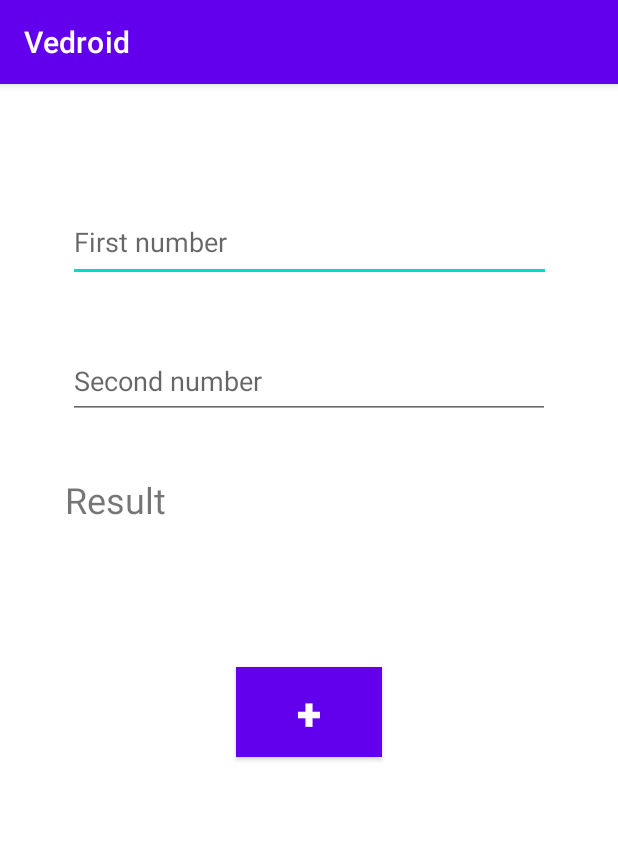
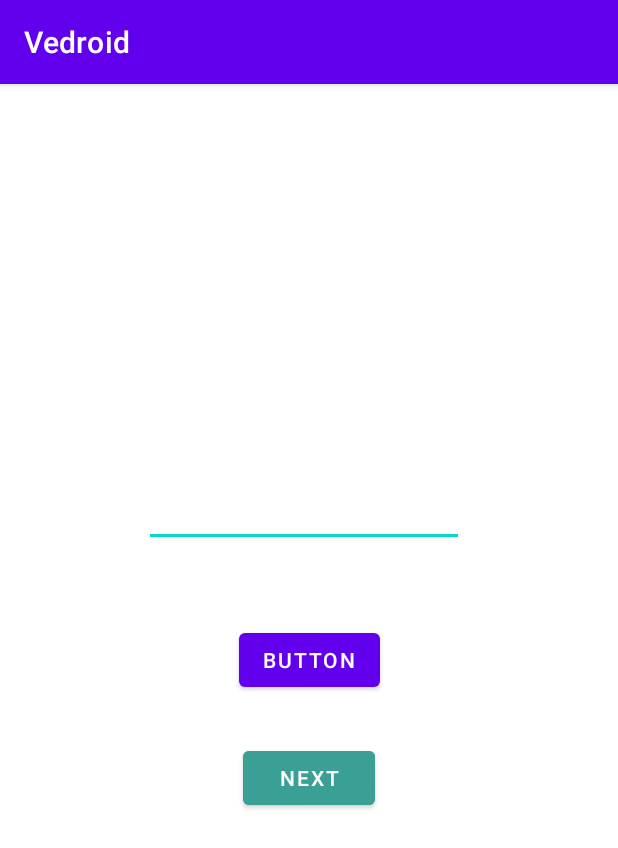
Before and after one commit to SamuilOlegovich/Vedroid, an Android app: the screen it shows after launch (MainActivity), on a phone screen of 412 x 824 dp. Shown: the top 848 px of the screen. Run offline under Robolectric (Android 15) with nearby library versions, the phone set to English and light mode, and no system bars.

Commit message:
Всплывающие окна и текст в них Возьщсность обработки нажатия на любую кнопку Указали кнопки и что делать при нажатии на них Смена цвета  кнопки

```diff
--- a/app/src/main/java/com/vedroid/MainActivity.java
+++ b/app/src/main/java/com/vedroid/MainActivity.java
@@ -3,18 +3,76 @@ package com.vedroid;
 
 import androidx.appcompat.app.AppCompatActivity;
 
+
+import android.content.res.ColorStateList;
+import android.graphics.Color;
+import android.widget.EditText;
+import android.widget.Button;
+import android.widget.Toast;
+import android.view.View;
 import android.os.Bundle;
-import android.view.View;
-import android.widget.EditText;
-import android.widget.TextView;
+
 
 
 public class MainActivity extends AppCompatActivity {
+    private Button  button, nextButton;
+    private EditText password;
+
+
 
     @Override
     protected void onCreate(Bundle savedInstanceState) {
         super.onCreate(savedInstanceState);
         setContentView(R.layout.activity_main);
+        addListenerButton();
+    }
+
+
+
+    // срабатывает при нажатии на любые кнопки,
+    // посему button.setOnClickListener - как бы проверяем на какую именно кнопку мы нажали
+    public void addListenerButton() {
+        // находим и назначаем поле
+        password = (EditText) findViewById(R.id.editTextPassword);
+        // находим и назначаем кнопку
+        button = (Button) findViewById(R.id.button);
+        nextButton = (Button) findViewById(R.id.nextButton);
+
+        // добавляем обработчика событий енопке
+        button.setOnClickListener(
+                new View.OnClickListener() {
+                    @Override
+                    public void onClick(View v) {
+                        // если я хочу чтобы на кнопке менялся текст
+                        button.setText("Done");
+                        // меняет цвет кнопки
+                        button.setBackgroundTintList(ColorStateList.valueOf(Color.RED));
+                        // добавляем всплывающее окно
+                        Toast.makeText(
+                                // указываем с какой именно страницей мы работаем,
+                                // что хотим отоброзить
+                                // как долго будет отобразаться всплывающее окно
+                                MainActivity.this, password.getText(), Toast.LENGTH_SHORT
+                        ).show(); // открывает и сразу показывает всплывающее окно
+                    }
+                }
+        );
+        nextButton.setOnClickListener(
+                new View.OnClickListener() {
+                    @Override
+                    public void onClick(View v) {
+                        // меняет цвет кнопки
+                        button.setBackgroundTintList(ColorStateList.valueOf(Color.BLUE));
+                        // добавляем всплывающее окно
+                        Toast.makeText(
+                                // указываем с какой именно страницей мы работаем,
+                                // что хотим отоброзить
+                                // как долго будет отобразаться всплывающее окно
+                                MainActivity.this, "We restart all", Toast.LENGTH_SHORT
+                        ).show(); // открывает и сразу показывает всплывающее окно
+                    }
+                }
+        );
     }
 
 
@@ -22,16 +80,16 @@ public class MainActivity extends AppCompatActivity {
     public void onButtonClick(View v) {
         // EditText - служит для работы с полями
         // взяли нужное поле и поместили его в EditText
-        EditText el1 = (EditText)findViewById(R.id.Num1);
-        EditText el2 = (EditText)findViewById(R.id.Num2);
+//        EditText el1 = (EditText)findViewById(R.id.Num1);
+//        EditText el2 = (EditText)findViewById(R.id.Num2);
         // подключаем поле результата
-        TextView resText = (TextView)findViewById(R.id.Result);
+//        TextView resText = (TextView)findViewById(R.id.Result);
         // получаеим значения из полей
-        int num1 = Integer.parseInt(el1.getText().toString());
-        int num2 = Integer.parseInt(el2.getText().toString());
-        int resSum = num1 + num2;
+//        int num1 = Integer.parseInt(el1.getText().toString());
+//        int num2 = Integer.parseInt(el2.getText().toString());
+//        int resSum = num1 + num2;
 
         // закидываем результат в поле результат)))
-        resText.setText(Integer.toString(resSum));
+//        resText.setText(Integer.toString(resSum));
     }
 }
--- a/app/src/main/res/layout/activity_main.xml
+++ b/app/src/main/res/layout/activity_main.xml
@@ -6,68 +6,42 @@
     android:layout_height="match_parent"
     tools:context=".MainActivity">
 
-    <EditText
-        android:id="@+id/Num1"
-        android:layout_width="322dp"
-        android:layout_height="53dp"
-        android:layout_marginStart="45dp"
-        android:layout_marginTop="95dp"
-        android:layout_marginEnd="45dp"
-        android:layout_marginBottom="14dp"
-        android:ems="10"
-        android:hint="First number"
-        android:inputType="number"
-        app:layout_constraintBottom_toTopOf="@+id/Num2"
+    <Button
+        android:id="@+id/nextButton"
+        android:layout_width="wrap_content"
+        android:layout_height="wrap_content"
+        android:backgroundTint="#3A9F95"
+        android:text="NEXT"
+        app:layout_constraintBottom_toBottomOf="parent"
+        app:layout_constraintEnd_toEndOf="parent"
+        app:layout_constraintStart_toStartOf="parent"
+        app:layout_constraintTop_toTopOf="parent"
+        app:layout_constraintVertical_bias="0.609" />
+
+    <Button
+        android:id="@+id/button"
+        android:layout_width="wrap_content"
+        android:layout_height="wrap_content"
+        android:text="Button"
+        app:layout_constraintBottom_toBottomOf="parent"
         app:layout_constraintEnd_toEndOf="parent"
         app:layout_constraintStart_toStartOf="parent"
         app:layout_constraintTop_toTopOf="parent" />
 
     <EditText
-        android:id="@+id/Num2"
-        android:layout_width="321dp"
-        android:layout_height="50dp"
-        android:layout_marginStart="45dp"
-        android:layout_marginTop="27dp"
-        android:layout_marginEnd="45dp"
-        android:layout_marginBottom="7dp"
+        android:id="@+id/editTextPassword"
+        android:layout_width="wrap_content"
+        android:layout_height="wrap_content"
+        android:layout_marginStart="96dp"
+        android:layout_marginTop="263dp"
+        android:layout_marginEnd="96dp"
+        android:layout_marginBottom="36dp"
         android:ems="10"
-        android:hint="Second number"
-        android:inputType="number"
-        app:layout_constraintBottom_toTopOf="@+id/Result"
+        android:inputType="textPassword"
+        app:layout_constraintBottom_toTopOf="@+id/button"
         app:layout_constraintEnd_toEndOf="parent"
+        app:layout_constraintHorizontal_bias="0.0"
         app:layout_constraintStart_toStartOf="parent"
-        app:layout_constraintTop_toBottomOf="@+id/Num1" />
-
-    <TextView
-        android:id="@+id/Result"
-        android:layout_width="325dp"
-        android:layout_height="33dp"
-        android:layout_marginStart="45dp"
-        android:layout_marginTop="30dp"
-        android:layout_marginEnd="45dp"
-        android:layout_marginBottom="47dp"
-        android:text="Result"
-        android:textSize="24sp"
-        app:layout_constraintBottom_toTopOf="@+id/sum"
-        app:layout_constraintEnd_toEndOf="parent"
-        app:layout_constraintStart_toStartOf="parent"
-        app:layout_constraintTop_toBottomOf="@+id/Num2" />
-
-    <Button
-        android:id="@+id/sum"
-        android:layout_width="97dp"
-        android:layout_height="60dp"
-        android:layout_marginStart="157dp"
-        android:layout_marginTop="47dp"
-        android:layout_marginEnd="157dp"
-        android:layout_marginBottom="336dp"
-        android:background="#F43777"
-        android:onClick="onButtonClick"
-        android:text="+"
-        android:textSize="30sp"
-        android:textStyle="bold"
-        app:layout_constraintBottom_toBottomOf="parent"
-        app:layout_constraintEnd_toEndOf="parent"
-        app:layout_constraintStart_toStartOf="parent"
-        app:layout_constraintTop_toBottomOf="@+id/Result" />
+        app:layout_constraintTop_toTopOf="parent"
+        app:layout_constraintVertical_bias="0.0" />
 </androidx.constraintlayout.widget.ConstraintLayout>
```
